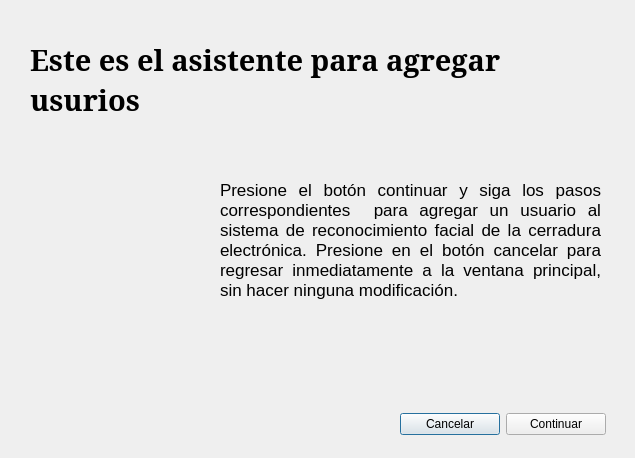
Before: the Qt Designer form GUI/Ventanas/agregar_usuario.ui in Hypotech/Proyecto_Terminal, drawn with Qt 5.
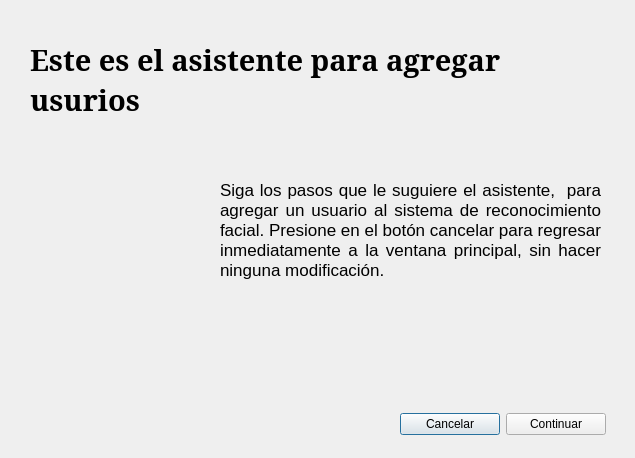
After: the same form once the commit is applied. Icons and pictures are not drawn.

Diff of the .ui file:
```diff
--- a/GUI/Ventanas/agregar_usuario.ui
+++ b/GUI/Ventanas/agregar_usuario.ui
@@ -62,7 +62,7 @@
     </font>
    </property>
    <property name="text">
-    <string>Presione el botón continuar y siga los pasos correspondientes  para agregar un usuario al sistema de reconocimiento facial de la cerradura electrónica. Presione en el botón cancelar para regresar inmediatamente a la ventana principal, sin hacer ninguna modificación.</string>
+    <string>Siga los pasos que le suguiere el asistente,  para agregar un usuario al sistema de reconocimiento facial. Presione en el botón cancelar para regresar inmediatamente a la ventana principal, sin hacer ninguna modificación.</string>
    </property>
    <property name="alignment">
     <set>Qt::AlignJustify|Qt::AlignTop</set>
```
